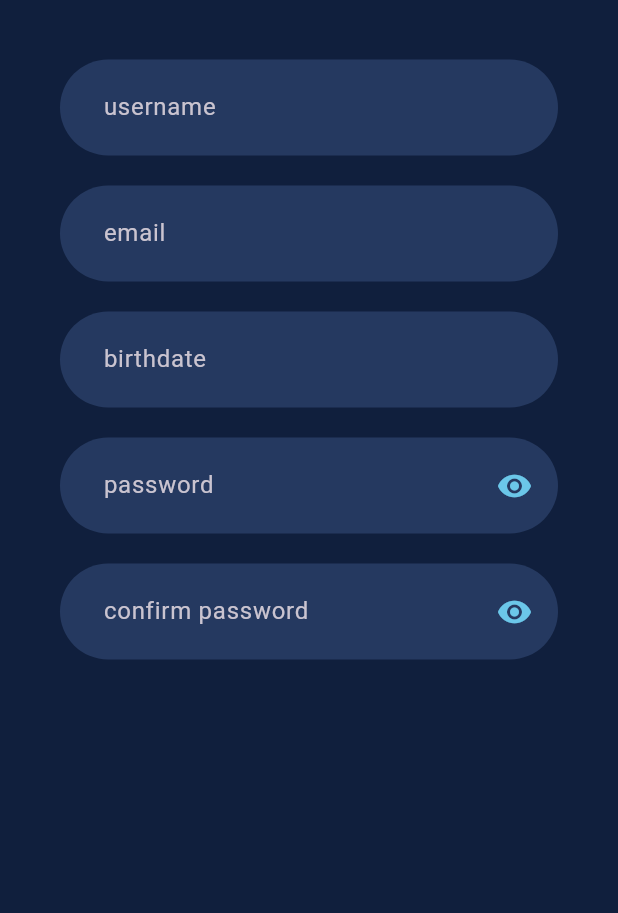
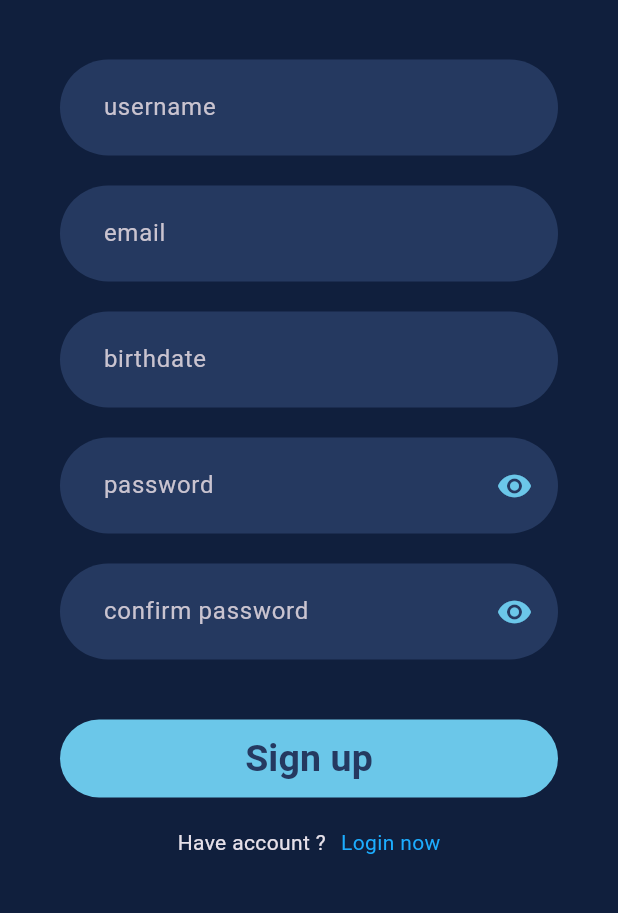
Before and after one commit to Lubpui/phandal_frontend, a Flutter app: the RegisterPage screen opened directly, on a phone screen of 412 x 824 dp, the part 311-1224 px from its top. Run offline on Flutter 3.47's test engine with Material 3 defaults, Android fonts, the phone set to English and light mode, and no system bars; our stand-ins replace iconsax, percent_indicator; network calls fail.

Commit message:
Add Button on register page change wrong text and add some gradient color last move file in the folder it should be

```diff
--- a/lib/core/theme/app_pallete.dart
+++ b/lib/core/theme/app_pallete.dart
@@ -36,7 +36,7 @@ class AppPallete {
   static const Color batterycolor = Color(0xFF02FF95);
   static const Color greyscaleicon = Color.fromARGB(255, 94, 94, 94);
   static const Color greyscalebg = Color.fromARGB(173, 197, 197, 197);
-  static const Color win = Color(0xFF1CADFF);
-  static const Color lost = Color(0xFFFF5757);
+  static const Color win = Color(0xFF6BC7E9);
+  static const Color lost = Color(0xFFFF6767);
   static const Color searchbarelementcolor = Color(0xFF5B7299);
 }
--- /dev/null
+++ b/lib/pages/register_page.dart
@@ -0,0 +1,175 @@
+import 'package:flutter/material.dart';
+import 'package:flutter/widgets.dart';
+import 'package:phandal_frontend/core/theme/app_pallete.dart';
+
+class RegisterPage extends StatefulWidget {
+  const RegisterPage({super.key});
+
+  @override
+  State<RegisterPage> createState() => _RegisterPageState();
+}
+
+class _RegisterPageState extends State<RegisterPage> {
+  @override
+  Widget build(BuildContext context) {
+    return Scaffold(
+      body: SizedBox(
+        width: double.infinity,
+        child: Padding(
+          padding: const EdgeInsets.only(top: 100),
+          child: ListView(
+            children: [
+              Column(
+                crossAxisAlignment: CrossAxisAlignment.center,
+                children: [
+                  const Image(
+                    image: AssetImage('assets/logo.png'),
+                  ),
+                  Padding(
+                    padding:
+                        const EdgeInsets.only(top: 40, left: 40, right: 40),
+                    child: Container(
+                      decoration: BoxDecoration(
+                        color: AppPallete.searchbarcolor,
+                        borderRadius: BorderRadius.circular(40),
+                      ),
+                      child: Padding(
+                        padding: const EdgeInsets.only(left: 5),
+                        child: TextFormField(
+                          decoration: const InputDecoration(
+                            hintText: "username",
+                          ),
+                        ),
+                      ),
+                    ),
+                  ),
+                  Padding(
+                    padding:
+                        const EdgeInsets.only(top: 20, left: 40, right: 40),
+                    child: Container(
+                      decoration: BoxDecoration(
+                        color: AppPallete.searchbarcolor,
+                        borderRadius: BorderRadius.circular(40),
+                      ),
+                      child: Padding(
+                        padding: const EdgeInsets.only(left: 5),
+                        child: TextFormField(
+                          decoration: const InputDecoration(
+                            hintText: "email",
+                          ),
+                        ),
+                      ),
+                    ),
+                  ),
+                  Padding(
+                    padding:
+                        const EdgeInsets.only(top: 20, left: 40, right: 40),
+                    child: Container(
+                      decoration: BoxDecoration(
+                        color: AppPallete.searchbarcolor,
+                        borderRadius: BorderRadius.circular(40),
+                      ),
+                      child: Padding(
+                        padding: const EdgeInsets.only(left: 5),
+                        child: TextFormField(
+                          decoration: const InputDecoration(
+                            hintText: "birthdate",
+                          ),
+                        ),
+                      ),
+                    ),
+                  ),
+                  Padding(
+                    padding:
+                        const EdgeInsets.only(top: 20, left: 40, right: 40),
+                    child: Container(
+                      decoration: BoxDecoration(
+                        color: AppPallete.searchbarcolor,
+                        borderRadius: BorderRadius.circular(40),
+                      ),
+                      child: Padding(
+                        padding: const EdgeInsets.only(left: 5, right: 5),
+                        child: TextFormField(
+                          decoration: const InputDecoration(
+                            suffixIcon: Icon(
+                              Icons.remove_red_eye,
+                              color: AppPallete.win,
+                            ),
+                            hintText: "password",
+                          ),
+                        ),
+                      ),
+                    ),
+                  ),
+                  Padding(
+                    padding:
+                        const EdgeInsets.only(top: 20, left: 40, right: 40),
+                    child: Container(
+                      decoration: BoxDecoration(
+                        color: AppPallete.searchbarcolor,
+                        borderRadius: BorderRadius.circular(40),
+                      ),
+                      child: Padding(
+                        padding: const EdgeInsets.only(left: 5, right: 5),
+                        child: TextFormField(
+                          decoration: const InputDecoration(
+                            suffixIcon: Icon(
+                              Icons.remove_red_eye,
+                              color: AppPallete.win,
+                            ),
+                            hintText: "confirm password",
+                          ),
+                        ),
+                      ),
+                    ),
+                  ),
+                ],
+              ),
+              const SizedBox(
+                height: 30,
+              ),
+              Padding(
+                padding: const EdgeInsets.only(top: 10, left: 40, right: 40),
+                child: TextButton(
+                  style: const ButtonStyle(
+                      backgroundColor:
+                          MaterialStatePropertyAll(Color(0xFF6BC7E9))),
+                  onPressed: () {},
+                  child: const Center(
+                      child: Text(
+                    "Sign up",
+                    style: TextStyle(
+                        color: Color(0xFF253960),
+                        fontSize: 25,
+                        fontWeight: FontWeight.bold),
+                  )),
+                ),
+              ),
+              SizedBox(
+                height: 20,
+              ),
+              Row(
+                mainAxisAlignment: MainAxisAlignment.center,
+                children: [
+                  const Text(
+                    "Have account ?",
+                    style: TextStyle(fontSize: 14),
+                  ),
+                  const SizedBox(
+                    width: 10,
+                  ),
+                  GestureDetector(
+                      child: const Text(
+                    "Login now",
+                    style: TextStyle(
+                        fontSize: 14, color: AppPallete.subtitlecolor),
+                  )),
+                ],
+              )
+            ],
+          ),
+        ),
+      ),
+    );
+  }
+}
--- a/lib/register_page.dart
+++ /dev/null
@@ -1,123 +0,0 @@
-import 'package:flutter/material.dart';
-
-class RegisterPage extends StatefulWidget {
-  const RegisterPage({super.key});
-
-  @override
-  State<RegisterPage> createState() => _RegisterPageState();
-}
-
-class _RegisterPageState extends State<RegisterPage> {
-  @override
-  Widget build(BuildContext context) {
-    return Scaffold(
-      body: SizedBox(
-        width: double.infinity,
-        child: Padding(
-          padding: const EdgeInsets.only(top: 100),
-          child: Column(
-            crossAxisAlignment: CrossAxisAlignment.center,
-            children: [
-              const Image(
-                image: AssetImage('assets/logo.png'),
-              ),
-              Padding(
-                padding: const EdgeInsets.only(top: 40, left: 40, right: 40),
-                child: Container(
-                  decoration: BoxDecoration(
-                    color: const Color(0xFF253960),
-                    borderRadius: BorderRadius.circular(40),
-                  ),
-                  child: Padding(
-                    padding: const EdgeInsets.only(left: 5),
-                    child: TextFormField(
-                      decoration: const InputDecoration(
-                        hintText: "username",
-                      ),
-                    ),
-                  ),
-                ),
-              ),
-              Padding(
-                padding: const EdgeInsets.only(top: 20, left: 40, right: 40),
-                child: Container(
-                  decoration: BoxDecoration(
-                    color: const Color(0xFF253960),
-                    borderRadius: BorderRadius.circular(40),
-                  ),
-                  child: Padding(
-                    padding: const EdgeInsets.only(left: 5),
-                    child: TextFormField(
-                      decoration: const InputDecoration(
-                        hintText: "email",
-                      ),
-                    ),
-                  ),
-                ),
-              ),
-              Padding(
-                padding: const EdgeInsets.only(top: 20, left: 40, right: 40),
-                child: Container(
-                  decoration: BoxDecoration(
-                    color: const Color(0xFF253960),
-                    borderRadius: BorderRadius.circular(40),
-                  ),
-                  child: Padding(
-                    padding: const EdgeInsets.only(left: 5),
-                    child: TextFormField(
-                      decoration: const InputDecoration(
-                        hintText: "birthdate",
-                      ),
-                    ),
-                  ),
-                ),
-              ),
-              Padding(
-                padding: const EdgeInsets.only(top: 20, left: 40, right: 40),
-                child: Container(
-                  decoration: BoxDecoration(
-                    color: const Color(0xFF253960),
-                    borderRadius: BorderRadius.circular(40),
-                  ),
-                  child: Padding(
-                    padding: const EdgeInsets.only(left: 5, right: 5),
-                    child: TextFormField(
-                      decoration: const InputDecoration(
-                        suffixIcon: Icon(
-                          Icons.remove_red_eye,
-                          color: Color(0xFF6BC7E9),
-                        ),
-                        hintText: "password",
-                      ),
-                    ),
-                  ),
-                ),
-              ),
-              Padding(
-                padding: const EdgeInsets.only(top: 20, left: 40, right: 40),
-                child: Container(
-                  decoration: BoxDecoration(
-                    color: const Color(0xFF253960),
-                    borderRadius: BorderRadius.circular(40),
-                  ),
-                  child: Padding(
-                    padding: const EdgeInsets.only(left: 5, right: 5),
-                    child: TextFormField(
-                      decoration: const InputDecoration(
-                        suffixIcon: Icon(
-                          Icons.remove_red_eye,
-                          color: Color(0xFF6BC7E9),
-                        ),
-                        hintText: "confirm password",
-                      ),
-                    ),
-                  ),
-                ),
-              ),
-            ],
-          ),
-        ),
-      ),
-    );
-  }
-}
--- a/lib/route/routes.dart
+++ b/lib/routes/routes.dart
@@ -1,17 +1,23 @@
 import 'package:flutter/material.dart';
 import 'package:phandal_frontend/pages/bluetooth_connect_page.dart';
 import 'package:phandal_frontend/pages/dashboard_page.dart';
+import 'package:phandal_frontend/pages/home_page.dart';
 import 'package:phandal_frontend/pages/login_page.dart';
+import 'package:phandal_frontend/pages/register_page.dart';
 import 'package:phandal_frontend/pages/setting_page.dart';
 
 class AppRoute {
+  static const home = 'home-page';
   static const loginpage = 'login-page';
+  static const registerpage = 'register-page';
   static const bluetoothpage = 'bluetooth-page';
   static const dashboardpage = 'dashboard-page';
   static const settingpagepage = 'settingpage-page';
 
   static get all => <String, WidgetBuilder>{
+        home: (BuildContext context) => const HomePage(),
         loginpage: (BuildContext context) => const LoginPage(),
+        registerpage: (BuildContext context) => const RegisterPage(),
         bluetoothpage: (BuildContext context) => const BluetoothConnectPage(),
         dashboardpage: (BuildContext context) => DashBoard(),
         settingpagepage: (BuildContext context) => const SettingPage(),
--- a/lib/widget/navbar_widget.dart
+++ b/lib/widget/navbar_widget.dart
@@ -16,11 +16,7 @@ class _MyNavigationBarState extends State<MyNavigationBar> {
   @override
   Widget build(BuildContext context) {
     return Padding(
-      padding: EdgeInsets.only(
-        bottom: 25.0,
-        left: 25.0,
-        right: 25.0,
-      ),
+      padding: EdgeInsets.only(bottom: 25.0, left: 25.0, right: 25.0, top: 10),
       child: SizedBox(
         height: 70,
         child: Theme(
--- a/lib/widget/user_data.dart
+++ b/lib/widget/user_data.dart
@@ -21,7 +21,7 @@ class UserData extends StatelessWidget {
     final Usermodel selecteduser = modelDB[0];
     return Center(
       child: Container(
-        width: 350,
+        width: 320,
         height: 110,
         decoration: BoxDecoration(
           borderRadius: BorderRadius.circular(40),
@@ -54,7 +54,7 @@ class UserData extends StatelessWidget {
               padding: const EdgeInsets.only(top: 2.0),
               child: IconButton(
                   onPressed: () {},
-                  icon: Icon(
+                  icon: const Icon(
                     Icons.edit_document,
                     size: 15,
                     color: AppPallete.iconColor,
```
Also changed, not shown: lib/main.dart (+5 -9 lines), lib/pages/home_page.dart (renamed from lib/home_page.dart, +46 -12 lines), lib/widget/bottom_sheet.dart (renamed from lib/bottom_sheet.dart, +13 -3 lines), pubspec.lock.
